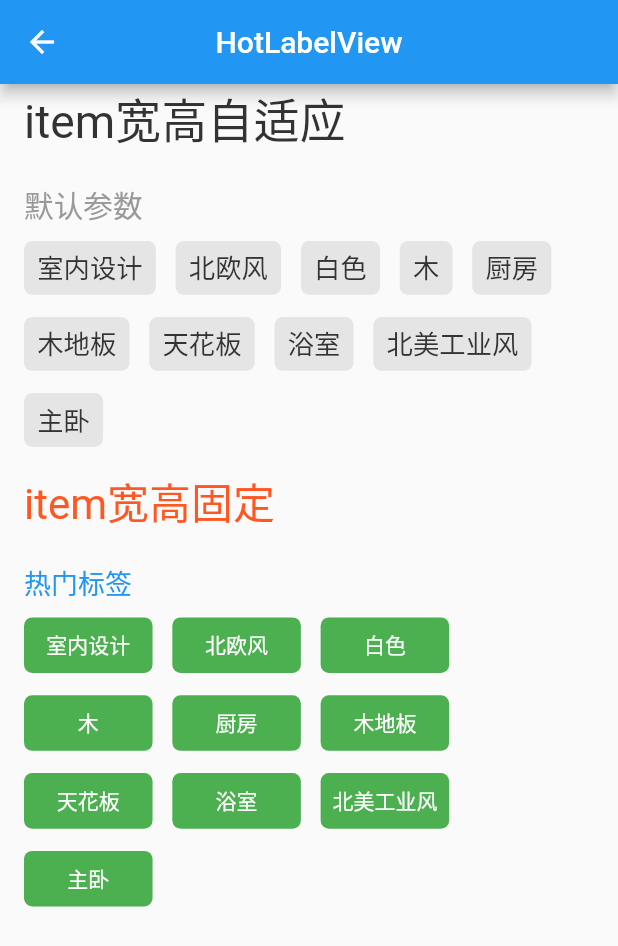
After one commit to hello-coder-xu/voo, a Flutter app: the HotLabelView screen opened by its route, on a phone screen of 412 x 824 dp. The commit adds this screen. Shown: the top 946 px of the screen. Run offline on Flutter 3.47's test engine with Material 2 defaults, Android fonts, the phone set to English and light mode, and no system bars; our stand-ins replace flutter_screenutil.

Commit message:
新增热门标签

```diff
--- a/example/lib/page/home/index.dart
+++ b/example/lib/page/home/index.dart
@@ -32,6 +32,7 @@ class HomePageState extends State<HomePage> {
         '头像 Avatar': '/AvatarPage',
         '搜索框 SearchBar': '/SearchBarPage',
         '标签 Label': '/LabelPage',
+        '热门 Label': '/HotLabelView',
       },
       '反馈': {
         '微标 Badge': '/BadgePage',
--- /dev/null
+++ b/example/lib/page/hot_label/index.dart
@@ -0,0 +1,45 @@
+import 'package:example/comm/ui_component.dart';
+import 'package:flutter/material.dart';
+import 'package:voo/hot_label/index.dart';
+
+///热门标签
+class HotLabelView extends StatelessWidget {
+  final List<String> list = ['室内设计', '北欧风', '白色', '木', '厨房', '木地板', '天花板', '浴室', '北美工业风','主卧'];
+
+  //内容视图
+  Widget contentView() {
+    List<Widget> children = [];
+
+    children.add(VooHotLabel(
+      title: 'item宽高自适应',
+      subTitle: '默认参数',
+      list: list,
+    ));
+
+    children.add(SizedBox(height: 16));
+
+    children.add(VooHotLabel(
+      title: 'item宽高固定',
+      titleStyle: TextStyle(fontSize: 28, color: Colors.deepOrange),
+      subTitle: '热门标签',
+      subTitleStyle: TextStyle(fontSize: 18, color: Colors.blue),
+      list: list,
+      itemFixed: true,
+      itemBgColor: Colors.green,
+      itemStyle: TextStyle(fontSize: 14,color: Colors.white),
+    ));
+
+    return SingleChildScrollView(
+      padding: EdgeInsets.symmetric(horizontal: 16),
+      child: Column(children: children),
+    );
+  }
+
+  @override
+  Widget build(BuildContext context) {
+    return Scaffold(
+      appBar: UiComponent.getTitleBar(title: 'HotLabelView'),
+      body: contentView(),
+    );
+  }
+}
--- a/example/lib/routes/index.dart
+++ b/example/lib/routes/index.dart
@@ -1,4 +1,5 @@
 import 'package:example/page/home/index.dart';
+import 'package:example/page/hot_label/index.dart';
 import 'package:example/page/label/index.dart';
 import 'package:flutter/material.dart';
 import 'package:example/page/avatar/index.dart';
@@ -71,4 +72,5 @@ Map<String, WidgetBuilder> routs = {
   '/StateSwitcherPage': (context) => StateSwitcherPage(),
   '/TabBarPage': (context) => TabBarPage(),
   '/LabelPage': (context) => LabelPage(),
+  '/HotLabelView': (context) => HotLabelView(),
 };
--- /dev/null
+++ b/lib/hot_label/index.dart
@@ -0,0 +1,107 @@
+import 'package:flutter/material.dart';
+import 'package:flutter_screenutil/flutter_screenutil.dart';
+
+///热门标签
+class VooHotLabel extends StatelessWidget {
+  final String title;
+  final String subTitle;
+  final TextStyle titleStyle;
+  final TextStyle subTitleStyle;
+  final List<String> list;
+  final bool itemFixed;
+  final double itemWidth;
+  final double itemHeight;
+  final Color itemBgColor;
+  final double itemBorderRadius;
+  final TextStyle itemStyle;
+  final double itemSpacing;
+  final double itemRunSpacing;
+
+  VooHotLabel({
+    @required this.title,
+    @required this.subTitle,
+    this.titleStyle,
+    this.subTitleStyle,
+    @required this.list,
+    this.itemFixed = false, //宽高是否固定
+    this.itemWidth,
+    this.itemHeight,
+    this.itemBgColor = const Color(0xffE5E5E5),
+    this.itemBorderRadius,
+    this.itemStyle,
+    this.itemSpacing,
+    this.itemRunSpacing,
+  });
+
+  ///item 视图
+  Widget itemView(String value) {
+    Widget textView = Text(
+      value,
+      style: itemStyle ??
+          TextStyle(
+            fontSize: 32.sp,
+            color: Color(0xff333333),
+          ),
+      overflow: TextOverflow.ellipsis,
+      maxLines: 1,
+    );
+    if (itemFixed) {
+      return Container(
+        width: 156.w,
+        height: 60.h,
+        decoration: BoxDecoration(
+          borderRadius: BorderRadius.circular(itemBorderRadius ?? 10.r),
+          color: itemBgColor,
+        ),
+        alignment: Alignment.center,
+        child: textView,
+      );
+    } else {
+      return Container(
+        decoration: BoxDecoration(
+          borderRadius: BorderRadius.circular(itemBorderRadius ?? 10.r),
+          color: itemBgColor,
+        ),
+        padding: EdgeInsets.symmetric(horizontal: 16.w, vertical: 8.h),
+        child: textView,
+      );
+    }
+  }
+
+  @override
+  Widget build(BuildContext context) {
+    List<Widget> children = [];
+    children.add(Container(
+      alignment: Alignment.centerLeft,
+      child: Text(
+        title,
+        style: titleStyle ?? TextStyle(fontSize: 56.sp, color: Color(0xff333333)),
+      ),
+    ));
+
+    children.add(Container(
+      alignment: Alignment.centerLeft,
+      margin: EdgeInsets.only(top: 32.h),
+      child: Text(
+        subTitle,
+        style: subTitleStyle ?? TextStyle(fontSize: 36.sp, color: Color(0xff999999)),
+      ),
+    ));
+
+    children.add(Container(
+      margin: EdgeInsets.only(top: 16.h),
+      child: Wrap(
+        spacing: itemSpacing ?? 24.w,
+        runSpacing: itemRunSpacing ?? 24.h,
+        alignment: WrapAlignment.start,
+        crossAxisAlignment: WrapCrossAlignment.start,
+        children: list.map((e) => itemView(e)).toList(),
+      ),
+    ));
+
+    return Column(
+      children: children,
+      crossAxisAlignment: CrossAxisAlignment.start,
+    );
+  }
+}
--- a/lib/voo.dart
+++ b/lib/voo.dart
@@ -45,6 +45,8 @@ export 'notify/index.dart';
 export 'switch/index.dart';
 export 'instructions/index.dart';
 export 'label/index.dart';
+export 'hot_label/index.dart';
+
 
 //工具类
 export 'util/index.dart';
```
